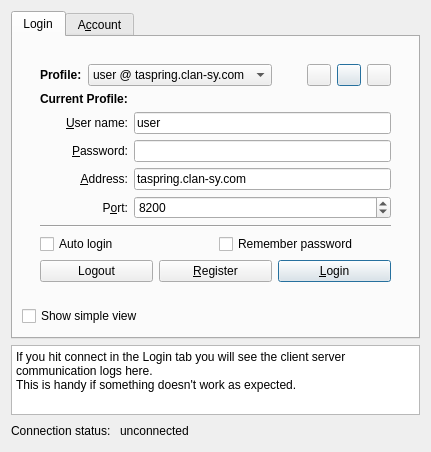
Qt form ui/ConnectionWidget.ui (tizbac/qtlobby) before a commit.
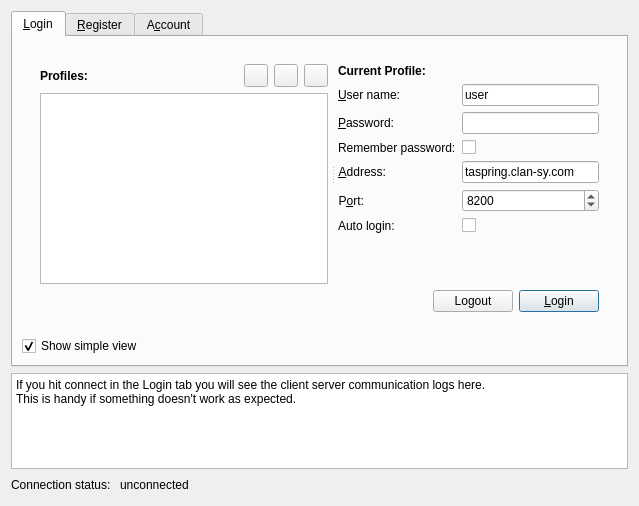
The same form after that commit. Icons and pictures are not drawn.

Commit message: Fixed Issue 163 Fixed Issue 165 Improved(probably) login dialog usability

Diff of the .ui file:
```diff
--- a/ui/ConnectionWidget.ui
+++ b/ui/ConnectionWidget.ui
@@ -6,14 +6,58 @@
    <rect>
     <x>0</x>
     <y>0</y>
-    <width>431</width>
-    <height>437</height>
+    <width>639</width>
+    <height>506</height>
    </rect>
   </property>
   <property name="windowTitle">
    <string>Connect to a lobby server </string>
   </property>
+  <property name="windowIcon">
+   <iconset resource="../resources.qrc">
+    <normaloff>:/icons/Connect_creating.png</normaloff>:/icons/Connect_creating.png</iconset>
+  </property>
   <layout class="QGridLayout" name="gridLayout_6">
+   <item row="1" column="0" colspan="3">
+    <widget class="QTextBrowser" name="connectionLogTextBrowser">
+     <property name="html">
+      <string>&lt;!DOCTYPE HTML PUBLIC &quot;-//W3C//DTD HTML 4.0//EN&quot; &quot;http://www.w3.org/TR/REC-html40/strict.dtd&quot;&gt;
+&lt;html&gt;&lt;head&gt;&lt;meta name=&quot;qrichtext&quot; content=&quot;1&quot; /&gt;&lt;style type=&quot;text/css&quot;&gt;
+p, li { white-space: pre-wrap; }
+&lt;/style&gt;&lt;/head&gt;&lt;body style=&quot; font-family:'Sans'; font-size:10pt; font-weight:400; font-style:normal;&quot;&gt;
+&lt;p style=&quot; margin-top:0px; margin-bottom:0px; margin-left:0px; margin-right:0px; -qt-block-indent:0; text-indent:0px;&quot;&gt;&lt;span style=&quot; font-family:'Sans Serif'; font-size:9pt;&quot;&gt;If you hit connect in the Login tab you will see the client server communication logs here. &lt;/span&gt;&lt;/p&gt;
+&lt;p style=&quot; margin-top:0px; margin-bottom:0px; margin-left:0px; margin-right:0px; -qt-block-indent:0; text-indent:0px;&quot;&gt;&lt;span style=&quot; font-family:'Sans Serif'; font-size:9pt;&quot;&gt;This is handy if something doesn't work as expected.&lt;/span&gt;&lt;/p&gt;
+&lt;p style=&quot;-qt-paragraph-type:empty; margin-top:0px; margin-bottom:0px; margin-left:0px; margin-right:0px; -qt-block-indent:0; text-indent:0px; font-family:'Sans Serif'; font-size:9pt;&quot;&gt;&lt;/p&gt;&lt;/body&gt;&lt;/html&gt;</string>
+     </property>
+    </widget>
+   </item>
+   <item row="2" column="0">
+    <widget class="QLabel" name="label_8">
+     <property name="text">
+      <string>Connection status: </string>
+     </property>
+    </widget>
+   </item>
+   <item row="2" column="1">
+    <widget class="QLabel" name="statusLabel">
+     <property name="text">
+      <string>unconnected</string>
+     </property>
+    </widget>
+   </item>
+   <item row="2" column="2">
+    <spacer>
+     <property name="orientation">
+      <enum>Qt::Horizontal</enum>
+     </property>
+     <property name="sizeHint" stdset="0">
+      <size>
+       <width>441</width>
+       <height>20</height>
+      </size>
+     </property>
+    </spacer>
+   </item>
    <item row="0" column="0" colspan="3">
     <widget class="QTabWidget" name="tabWidget">
      <property name="tabPosition">
@@ -22,11 +66,14 @@
      <property name="currentIndex">
       <number>0</number>
      </property>
-     <widget class="QWidget" name="tab_2">
+     <widget class="QWidget" name="logintab">
       <attribute name="title">
-       <string>Login</string>
+       <string>&amp;Login</string>
       </attribute>
-      <layout class="QVBoxLayout" name="verticalLayout_5">
+      <attribute name="toolTip">
+       <string>Login to server for online multiplayer</string>
+      </attribute>
+      <layout class="QVBoxLayout" name="verticalLayout_6">
        <item>
         <widget class="QStackedWidget" name="simpleViewStackedWidget">
          <property name="currentIndex">
@@ -45,10 +92,24 @@
                <verstretch>0</verstretch>
               </sizepolicy>
              </property>
+             <layout class="QVBoxLayout" name="verticalLayout_5">
+              <item>
+               <widget class="QSplitter" name="splitter">
+                <property name="sizePolicy">
+                 <sizepolicy hsizetype="Minimum" vsizetype="Maximum">
+                  <horstretch>0</horstretch>
+                  <verstretch>0</verstretch>
+                 </sizepolicy>
+                </property>
+                <property name="orientation">
+                 <enum>Qt::Horizontal</enum>
+                </property>
+                <property name="handleWidth">
+                 <number>10</number>
+                </property>
+                <widget class="QWidget" name="layoutWidget">
              <layout class="QGridLayout" name="gridLayout">
               <item row="0" column="0">
-               <layout class="QHBoxLayout" name="horizontalLayout_3">
-                <item>
                  <widget class="QLabel" name="label">
                   <property name="font">
                    <font>
@@ -58,58 +119,18 @@
                    </font>
                   </property>
                   <property name="text">
-                   <string>Profile:</string>
-                  </property>
-                  <property name="buddy">
-                   <cstring>profileComboBox</cstring>
-                  </property>
-                 </widget>
-                </item>
-                <item>
-                 <widget class="QComboBox" name="profileComboBox">
-                  <property name="sizePolicy">
-                   <sizepolicy hsizetype="MinimumExpanding" vsizetype="Fixed">
-                    <horstretch>200</horstretch>
-                    <verstretch>0</verstretch>
-                   </sizepolicy>
-                  </property>
-                  <item>
-                   <property name="text">
-                    <string>user @ taspring.clan-sy.com</string>
-                   </property>
+                     <string>Profiles:</string>
+                    </property>
+                   </widget>
+                  </item>
+                  <item row="1" column="0" colspan="4">
+                   <widget class="QListView" name="profilesListView"/>
                   </item>
-                 </widget>
-                </item>
-                <item>
-                 <spacer name="horizontalSpacer">
-                  <property name="orientation">
-                   <enum>Qt::Horizontal</enum>
-                  </property>
-                  <property name="sizeHint" stdset="0">
-                   <size>
-                    <width>40</width>
-                    <height>20</height>
-                   </size>
-                  </property>
-                 </spacer>
-                </item>
-                <item>
-                 <widget class="QPushButton" name="newProfileButton">
+                  <item row="0" column="1">
+                   <widget class="QToolButton" name="newProfileButton">
                   <property name="enabled">
                    <bool>true</bool>
                   </property>
-                  <property name="sizePolicy">
-                   <sizepolicy hsizetype="Minimum" vsizetype="Fixed">
-                    <horstretch>0</horstretch>
-                    <verstretch>0</verstretch>
-                   </sizepolicy>
-                  </property>
-                  <property name="maximumSize">
-                   <size>
-                    <width>24</width>
-                    <height>16777215</height>
-                   </size>
-                  </property>
                   <property name="toolTip">
                    <string extracomment="this">New profile</string>
                   </property>
@@ -129,22 +150,16 @@
                    <iconset resource="../resources.qrc">
                     <normaloff>:/icons/trolltech/filenew.png</normaloff>:/icons/trolltech/filenew.png</iconset>
                   </property>
-                  <property name="default">
-                   <bool>false</bool>
-                  </property>
-                  <property name="flat">
-                   <bool>false</bool>
-                  </property>
-                 </widget>
-                </item>
-                <item>
-                 <widget class="QPushButton" name="saveProfileButton">
-                  <property name="maximumSize">
+                    <property name="iconSize">
                    <size>
-                    <width>24</width>
-                    <height>16777215</height>
-                   </size>
-                  </property>
+                      <width>16</width>
+                      <height>16</height>
+                     </size>
+                    </property>
+                   </widget>
+                  </item>
+                  <item row="0" column="2">
+                   <widget class="QToolButton" name="saveProfileButton">
                   <property name="toolTip">
                    <string>Save profile</string>
                   </property>
@@ -155,22 +170,16 @@
                    <iconset resource="../resources.qrc">
                     <normaloff>:/icons/trolltech/filesave.png</normaloff>:/icons/trolltech/filesave.png</iconset>
                   </property>
-                  <property name="autoDefault">
-                   <bool>true</bool>
-                  </property>
-                  <property name="default">
-                   <bool>true</bool>
-                  </property>
-                 </widget>
-                </item>
-                <item>
-                 <widget class="QPushButton" name="delProfileButton">
-                  <property name="maximumSize">
+                    <property name="iconSize">
                    <size>
-                    <width>24</width>
-                    <height>16777215</height>
-                   </size>
-                  </property>
+                      <width>16</width>
+                      <height>16</height>
+                     </size>
+                    </property>
+                   </widget>
+                  </item>
+                  <item row="0" column="3">
+                   <widget class="QToolButton" name="delProfileButton">
                   <property name="toolTip">
                    <string>Delete profile</string>
                   </property>
@@ -181,92 +190,31 @@
                    <iconset resource="../resources.qrc">
                     <normaloff>:/icons/editdelete.png</normaloff>:/icons/editdelete.png</iconset>
                   </property>
-                 </widget>
-                </item>
-               </layout>
-              </item>
-              <item row="2" column="0">
-               <widget class="Line" name="line_2">
-                <property name="orientation">
-                 <enum>Qt::Horizontal</enum>
+                    <property name="iconSize">
+                     <size>
+                      <width>16</width>
+                      <height>16</height>
+                     </size>
                 </property>
                </widget>
               </item>
-              <item row="4" column="0">
-               <layout class="QHBoxLayout" name="optionLayout">
-                <item>
-                 <widget class="QCheckBox" name="autoLoginCheckBox">
-                  <property name="text">
-                   <string>Auto login</string>
-                  </property>
-                 </widget>
-                </item>
-                <item>
-                 <widget class="QCheckBox" name="rememberPassCheckBox">
-                  <property name="text">
-                   <string>Remember password</string>
-                  </property>
-                 </widget>
-                </item>
-               </layout>
-              </item>
-              <item row="5" column="0">
-               <layout class="QHBoxLayout" name="horizontalLayout">
-                <item>
-                 <widget class="QPushButton" name="logoutButton">
-                  <property name="enabled">
-                   <bool>true</bool>
-                  </property>
-                  <property name="text">
-                   <string>Logout</string>
-                  </property>
-                  <property name="autoDefault">
-                   <bool>false</bool>
-                  </property>
-                  <property name="default">
-                   <bool>false</bool>
-                  </property>
-                 </widget>
-                </item>
-                <item>
-                 <widget class="QPushButton" name="registerUserPushButton">
-                  <property name="enabled">
-                   <bool>true</bool>
+                 </layout>
+                </widget>
+                <widget class="QWidget" name="layoutWidget">
+                 <layout class="QFormLayout" name="formLayout">
+                  <item row="0" column="0" colspan="2">
+                   <widget class="QLabel" name="label_6">
+                    <property name="font">
+                     <font>
+                      <weight>75</weight>
+                      <bold>true</bold>
+                     </font>
                   </property>
                   <property name="text">
-                   <string>&amp;Register</string>
-                  </property>
-                  <property name="autoDefault">
-                   <bool>true</bool>
-                  </property>
-                  <property name="default">
-                   <bool>false</bool>
-                  </property>
-                 </widget>
-                </item>
-                <item>
-                 <widget class="QPushButton" name="loginButton">
-                  <property name="enabled">
-                   <bool>true</bool>
-                  </property>
-                  <property name="text">
-                   <string>&amp;Login</string>
-                  </property>
-                  <property name="autoDefault">
-                   <bool>true</bool>
-                  </property>
-                  <property name="default">
-                   <bool>true</bool>
-                  </property>
-                 </widget>
-                </item>
-               </layout>
-              </item>
-              <item row="1" column="0">
-               <layout class="QGridLayout" name="gridLayout_2">
-                <property name="margin">
-                 <number>0</number>
-                </property>
+                     <string>Current Profile:</string>
+                    </property>
+                   </widget>
+                  </item>
                 <item row="1" column="0">
                  <widget class="QLabel" name="userNameLabel">
                   <property name="text">
@@ -289,14 +237,60 @@
                    </sizepolicy>
                   </property>
                   <property name="toolTip">
-                   <string>Lobby username like drZero23 or [Clan]Username</string>
+                     <string>Lobby username</string>
                   </property>
                   <property name="text">
                    <string>user</string>
                   </property>
                  </widget>
                 </item>
+                  <item row="2" column="0">
+                   <widget class="QLabel" name="passwordLabel">
+                    <property name="text">
+                     <string>&amp;Password:</string>
+                    </property>
+                    <property name="alignment">
+                     <set>Qt::AlignRight|Qt::AlignTrailing|Qt::AlignVCenter</set>
+                    </property>
+                    <property name="buddy">
+                     <cstring>passwordLineEdit</cstring>
+                    </property>
+                   </widget>
+                  </item>
+                  <item row="2" column="1">
+                   <widget class="QLineEdit" name="passwordLineEdit">
+                    <property name="sizePolicy">
+                     <sizepolicy hsizetype="Expanding" vsizetype="Fixed">
+                      <horstretch>200</horstretch>
+                      <verstretch>0</verstretch>
+                     </sizepolicy>
+                    </property>
+                    <property name="toolTip">
+                     <string>Lobby password</string>
+                    </property>
+                    <property name="text">
+                     <string/>
+                    </property>
+                    <property name="echoMode">
+                     <enum>QLineEdit::Password</enum>
+                    </property>
+                   </widget>
+                  </item>
                 <item row="3" column="0">
+                   <widget class="QLabel" name="label_7">
+                    <property name="text">
+                     <string>Remember password:</string>
+                    </property>
+                   </widget>
+                  </item>
+                  <item row="3" column="1">
+                   <widget class="QCheckBox" name="rememberPassCheckBox">
+                    <property name="text">
+                     <string/>
+                    </property>
+                   </widget>
+                  </item>
+                  <item row="4" column="0">
                  <widget class="QLabel" name="addressLabel">
                   <property name="text">
                    <string>&amp;Address:</string>
@@ -309,17 +303,17 @@
                   </property>
                  </widget>
                 </item>
-                <item row="3" column="1">
+                  <item row="4" column="1">
                  <widget class="QLineEdit" name="profileServerAddressLineEdit">
                   <property name="toolTip">
-                   <string>Address of the TASServer. Most likely taspring.clan-sy.com</string>
+                     <string>Address of the TASServer. Most likely springrts.com</string>
                   </property>
                   <property name="text">
                    <string>taspring.clan-sy.com</string>
                   </property>
                  </widget>
                 </item>
-                <item row="4" column="0">
+                  <item row="5" column="0">
                  <widget class="QLabel" name="portLabel">
                   <property name="text">
                    <string>P&amp;ort:</string>
@@ -332,7 +326,7 @@
                   </property>
                  </widget>
                 </item>
-                <item row="4" column="1">
+                  <item row="5" column="1">
                  <widget class="QSpinBox" name="profilePortSpinBox">
                   <property name="toolTip">
                    <string>TCP port which is used by the TASServer. Most likely 8200.</string>
@@ -348,48 +342,68 @@
                   </property>
                  </widget>
                 </item>
-                <item row="2" column="1">
-                 <widget class="QLineEdit" name="passwordLineEdit">
-                  <property name="sizePolicy">
-                   <sizepolicy hsizetype="Expanding" vsizetype="Fixed">
-                    <horstretch>200</horstretch>
-                    <verstretch>0</verstretch>
-                   </sizepolicy>
-                  </property>
-                  <property name="toolTip">
-                   <string>Lobby username like drZero23 or [Clan]Username</string>
-                  </property>
+                  <item row="6" column="0">
+                   <widget class="QLabel" name="label_9">
+                    <property name="text">
+                     <string>Auto login:</string>
+                    </property>
+                   </widget>
+                  </item>
+                  <item row="6" column="1">
+                   <widget class="QCheckBox" name="autoLoginCheckBox">
                   <property name="text">
                    <string/>
                   </property>
-                  <property name="echoMode">
-                   <enum>QLineEdit::Password</enum>
-                  </property>
-                 </widget>
-                </item>
-                <item row="2" column="0">
-                 <widget class="QLabel" name="passwordLabel">
+                   </widget>
+                  </item>
+                 </layout>
+                </widget>
+               </widget>
+              </item>
+              <item>
+               <layout class="QHBoxLayout" name="horizontalLayout">
+                <item>
+                 <spacer name="horizontalSpacer">
+                  <property name="orientation">
+                   <enum>Qt::Horizontal</enum>
+                  </property>
+                  <property name="sizeHint" stdset="0">
+                   <size>
+                    <width>40</width>
+                    <height>20</height>
+                   </size>
+                  </property>
+                 </spacer>
+                </item>
+                <item>
+                 <widget class="QPushButton" name="logoutButton">
+                  <property name="enabled">
+                   <bool>true</bool>
+                  </property>
                   <property name="text">
-                   <string>&amp;Password:</string>
+                   <string>Logout</string>
                   </property>
-                  <property name="alignment">
-                   <set>Qt::AlignRight|Qt::AlignTrailing|Qt::AlignVCenter</set>
+                  <property name="autoDefault">
+                   <bool>false</bool>
                   </property>
-                  <property name="buddy">
-                   <cstring>passwordLineEdit</cstring>
+                  <property name="default">
+                   <bool>false</bool>
                   </property>
                  </widget>
                 </item>
-                <item row="0" column="0">
-                 <widget class="QLabel" name="label_6">
-                  <property name="font">
-                   <font>
-                    <weight>75</weight>
-                    <bold>true</bold>
-                   </font>
+                <item>
+                 <widget class="QPushButton" name="loginButton">
+                  <property name="enabled">
+                   <bool>true</bool>
                   </property>
                   <property name="text">
-                   <string>Current Profile:</string>
+                   <string>&amp;Login</string>
+                  </property>
+                  <property name="autoDefault">
+                   <bool>true</bool>
+                  </property>
+                  <property name="default">
+                   <bool>true</bool>
                   </property>
                  </widget>
                 </item>
@@ -404,8 +418,21 @@
           <layout class="QVBoxLayout" name="verticalLayout">
            <item>
             <widget class="QWidget" name="simpleloginform" native="true">
-             <layout class="QVBoxLayout" name="verticalLayout_4">
-              <item>
+             <layout class="QGridLayout" name="gridLayout_7">
+              <item row="0" column="0" rowspan="3">
+               <spacer name="horizontalSpacer_8">
+                <property name="orientation">
+                 <enum>Qt::Horizontal</enum>
+                </property>
+                <property name="sizeHint" stdset="0">
+                 <size>
+                  <width>118</width>
+                  <height>128</height>
+                 </size>
+                </property>
+               </spacer>
+              </item>
+              <item row="0" column="1">
                <widget class="QLabel" name="label_10">
                 <property name="font">
                  <font>
@@ -418,7 +445,20 @@
                 </property>
                </widget>
               </item>
-              <item>
+              <item row="0" column="2" rowspan="3">
+               <spacer name="horizontalSpacer_9">
+                <property name="orientation">
+                 <enum>Qt::Horizontal</enum>
+                </property>
+                <property name="sizeHint" stdset="0">
+                 <size>
+                  <width>127</width>
+                  <height>128</height>
+                 </size>
+                </property>
+               </spacer>
+              </item>
+              <item row="1" column="1">
                <layout class="QGridLayout" name="gridLayout_3">
                 <item row="1" column="0">
                  <widget class="QLabel" name="simplePasswdLabel">
@@ -462,9 +502,40 @@
                 <item row="0" column="1">
                  <widget class="QLineEdit" name="simpleUsernameEdit"/>
                 </item>
+                <item row="2" column="0">
+                 <widget class="QLabel" name="label_16">
+                  <property name="text">
+                   <string>Remember password:</string>
+                  </property>
+                 </widget>
+                </item>
+                <item row="3" column="0">
+                 <widget class="QLabel" name="label_17">
+                  <property name="text">
+                   <string>Autologin:</string>
+                  </property>
+                  <property name="alignment">
+                   <set>Qt::AlignRight|Qt::AlignTrailing|Qt::AlignVCenter</set>
+                  </property>
+                 </widget>
+                </item>
+                <item row="2" column="1">
+                 <widget class="QCheckBox" name="simpleRememberPasswdChechbox">
+                  <property name="text">
+                   <string/>
+                  </property>
+                 </widget>
+                </item>
+                <item row="3" column="1">
+                 <widget class="QCheckBox" name="simpleAutologinChechbox">
+                  <property name="text">
+                   <string/>
+                  </property>
+                 </widget>
+                </item>
                </layout>
               </item>
-              <item>
+              <item row="2" column="1">
                <layout class="QHBoxLayout" name="horizontalLayout_2">
                 <item>
                  <spacer name="horizontalSpacer_2">
@@ -479,10 +550,17 @@
                   </property>
                  </spacer>
                 </item>
+                <item>
+                 <widget class="QPushButton" name="simpleLogoutButton">
+                  <property name="text">
+                   <string>Log&amp;out</string>
+                  </property>
+                 </widget>
+                </item>
                 <item>
                  <widget class="QPushButton" name="simpleLoginButton">
                   <property name="text">
-                   <string>Login</string>
+                   <string>Log&amp;in</string>
                   </property>
                   <property name="default">
                    <bool>true</bool>
@@ -513,9 +591,15 @@
        </item>
        <item>
         <widget class="QCheckBox" name="simpleDetailedSwitch">
+         <property name="toolTip">
+          <string>Use this checkbox to toggle between simple and advanced views</string>
+         </property>
          <property name="text">
           <string>Show simple view</string>
          </property>
+         <property name="checked">
+          <bool>true</bool>
+         </property>
         </widget>
        </item>
        <item>
@@ -533,15 +617,199 @@
        </item>
       </layout>
      </widget>
+     <widget class="QWidget" name="regisertab">
+      <property name="enabled">
+       <bool>false</bool>
+      </property>
+      <attribute name="title">
+       <string>&amp;Register</string>
+      </attribute>
+      <attribute name="toolTip">
+       <string>Register a new account, so you can login with it</string>
+      </attribute>
+      <layout class="QGridLayout" name="gridLayout_2">
+       <item row="0" column="0" rowspan="3">
+        <spacer name="horizontalSpacer_5">
+         <property name="orientation">
+          <enum>Qt::Horizontal</enum>
+         </property>
+         <property name="sizeHint" stdset="0">
+          <size>
+           <width>108</width>
+           <height>168</height>
+          </size>
+         </property>
+        </spacer>
+       </item>
+       <item row="0" column="1" colspan="2">
+        <widget class="QLabel" name="label_11">
+         <property name="text">
+          <string>&lt;b&gt;New account:&lt;/b&gt;</string>
+         </property>
+        </widget>
+       </item>
+       <item row="0" column="3" rowspan="3">
+        <spacer name="horizontalSpacer_4">
+         <property name="orientation">
+          <enum>Qt::Horizontal</enum>
+         </property>
+         <property name="sizeHint" stdset="0">
+          <size>
+           <width>118</width>
+           <height>168</height>
+          </size>
+         </property>
+        </spacer>
+       </item>
+       <item row="1" column="1" colspan="2">
+        <layout class="QFormLayout" name="formLayout_2">
+         <property name="fieldGrowthPolicy">
+          <enum>QFormLayout::AllNonFixedFieldsGrow</enum>
+         </property>
+         <item row="0" column="0">
+          <widget class="QLabel" name="label_12">
+           <property name="text">
+            <string>Desired username:</string>
+           </property>
+          </widget>
+         </item>
+         <item row="0" column="1">
+          <widget class="QLineEdit" name="desiredUsernamelineEdit"/>
+         </item>
+         <item row="1" column="0" colspan="2">
+          <widget class="Line" name="line_2">
+           <property name="orientation">
+            <enum>Qt::Horizontal</enum>
+           </property>
+          </widget>
+         </item>
+         <item row="2" column="0">
+          <widget class="QLabel" name="label_13">
+           <property name="text">
+            <string>Password:</string>
+           </property>
+          </widget>
+         </item>
+         <item row="2" column="1">
+          <widget class="QLineEdit" name="passwordTry1lineEdit">
+           <property name="echoMode">
+            <enum>QLineEdit::Password</enum>
+           </property>
+          </widget>
+         </item>
+         <item row="3" column="0">
+          <widget class="QLabel" name="label_14">
+           <property name="text">
+            <string>Retry:</string>
+           </property>
+          </widget>
+         </item>
+         <item row="3" column="1">
+          <widget class="QLineEdit" name="passwordTry2lineEdit">
+           <property name="echoMode">
+            <enum>QLineEdit::Password</enum>
+           </property>
+          </widget>
+         </item>
+         <item row="4" column="0" colspan="2">
+          <widget class="Line" name="line_3">
+           <property name="orientation">
+            <enum>Qt::Horizontal</enum>
+           </property>
+          </widget>
+         </item>
+         <item row="5" column="0">
+          <widget class="QLabel" name="label_15">
+           <property name="text">
+            <string>Create login profile:</string>
+           </property>
+          </widget>
+         </item>
+         <item row="5" column="1">
+          <widget class="QCheckBox" name="checkBox">
+           <property name="text">
+            <string/>
+           </property>
+          </widget>
+         </item>
+        </layout>
+       </item>
+       <item row="2" column="1">
+        <spacer name="horizontalSpacer_3">
+         <property name="orientation">
+          <enum>Qt::Horizontal</enum>
+         </property>
+         <property name="sizeHint" stdset="0">
+          <size>
+           <width>183</width>
+           <height>17</height>
+          </size>
+         </property>
+        </spacer>
+       </item>
+       <item row="2" column="2">
+        <widget class="QPushButton" name="registerUserPushButton">
+         <property name="enabled">
+          <bool>false</bool>
+         </property>
+         <property name="text">
+          <string>Re&amp;gister</string>
+         </property>
+         <property name="autoDefault">
+          <bool>true</bool>
+         </property>
+         <property name="default">
+          <bool>false</bool>
+         </property>
+        </widget>
+       </item>
+       <item row="3" column="0" colspan="4">
+        <spacer name="verticalSpacer_3">
+         <property name="orientation">
+          <enum>Qt::Vertical</enum>
+         </property>
+         <property name="sizeHint" stdset="0">
+          <size>
+           <width>518</width>
+           <height>106</height>
+          </size>
+         </property>
+        </spacer>
+       </item>
+      </layout>
+     </widget>
      <widget class="QWidget" name="editaccounttab">
+      <property name="enabled">
+       <bool>true</bool>
+      </property>
       <attribute name="title">
        <string>A&amp;ccount</string>
       </attribute>
       <attribute name="toolTip">
-       <string>If logged in you can rename your account login (username / login name). Usename [fOO]baR </string>
+       <string>Rename your account or change password</string>
       </attribute>
-      <layout class="QVBoxLayout" name="verticalLayout_3">
-       <item>
+      <layout class="QGridLayout" name="gridLayout_4">
+       <item row="0" column="0" colspan="4">
+        <widget class="QLabel" name="label_2">
+         <property name="text">
+          <string>You must be logged in to modify your account!</string>
+         </property>
+        </widget>
+       </item>
+       <item row="1" column="0" rowspan="7">
+        <spacer name="horizontalSpacer_6">
+         <property name="orientation">
+          <enum>Qt::Horizontal</enum>
+         </property>
+         <property name="sizeHint" stdset="0">
+          <size>
+           <width>143</width>
+           <height>288</height>
+          </size>
+         </property>
+        </spacer>
+       </item>
+       <item row="1" column="1">
         <widget class="QLabel" name="label_4">
          <property name="font">
           <font>
@@ -555,13 +823,23 @@
          </property>
         </widget>
        </item>
-       <item>
+       <item row="1" column="3" rowspan="7">
+        <spacer name="horizontalSpacer_7">
+         <property name="orientation">
+          <enum>Qt::Horizontal</enum>
+         </property>
+         <property name="sizeHint" stdset="0">
+          <size>
+           <width>142</width>
+           <height>288</height>
+          </size>
+         </property>
+        </spacer>
+       </item>
+       <item row="2" column="1" colspan="2">
         <layout class="QGridLayout" name="gridLayout_5">
          <item row="0" column="0">
           <widget class="QLabel" name="newUsernameLabel">
-           <property name="enabled">
-            <bool>false</bool>
-           </property>
            <property name="text">
             <string>&amp;New user name:</string>
            </property>
@@ -575,9 +853,6 @@
          </item>
          <item row="0" column="1">
           <widget class="QLineEdit" name="newUsernameLineEdit">
-           <property name="enabled">
-            <bool>false</bool>
-           </property>
            <property name="sizePolicy">
             <sizepolicy hsizetype="Expanding" vsizetype="Fixed">
              <horstretch>222</horstretch>
@@ -588,48 +863,36 @@
          </item>
         </layout>
        </item>
-       <item>
-        <layout class="QHBoxLayout">
-         <item>
+       <item row="3" column="1">
           <spacer>
            <property name="orientation">
             <enum>Qt::Horizontal</enum>
            </property>
            <property name="sizeHint" stdset="0">
             <size>
-             <width>398</width>
+           <width>157</width>
              <height>30</height>
             </size>
            </property>
           </spacer>
          </item>
-         <item>
+       <item row="3" column="2">
           <widget class="QPushButton" name="renameButton">
-           <property name="enabled">
-            <bool>false</bool>
-           </property>
            <property name="text">
             <string>R&amp;ename</string>
            </property>
           </widget>
          </item>
-        </layout>
-       </item>
-       <item>
-        <widget class="QLabel" name="label_2">
-         <property name="text">
-          <string>You must be logged in to rename your account (username).</string>
-         </property>
-        </widget>
-       </item>
-       <item>
+       <item row="4" column="1" colspan="2">
         <widget class="Line" name="line">
          <property name="orientation">
           <enum>Qt::Horizontal</enum>
          </property>
         </widget>
        </item>
-       <item>
+       <item row="5" column="1" colspan="2">
+        <layout class="QFormLayout" name="formLayout_3">
+         <item row="0" column="0" colspan="2">
         <widget class="QLabel" name="label_5">
          <property name="font">
           <font>
@@ -642,18 +905,8 @@
          </property>
         </widget>
        </item>
-       <item>
-        <layout class="QVBoxLayout" name="_4">
-         <item>
-          <layout class="QGridLayout" name="gridLayout_4" rowstretch="0,0" columnstretch="0,0">
-           <property name="margin">
-            <number>0</number>
-           </property>
-           <item row="0" column="0">
+         <item row="1" column="0">
             <widget class="QLabel" name="oldPasswordLabel">
-             <property name="enabled">
-              <bool>false</bool>
-             </property>
              <property name="layoutDirection">
               <enum>Qt::LeftToRight</enum>
              </property>
@@ -668,11 +921,18 @@
              </property>
             </widget>
            </item>
-           <item row="1" column="0">
+         <item row="1" column="1">
+          <widget class="QLineEdit" name="oldPasswordLineEdit">
+           <property name="sizePolicy">
+            <sizepolicy hsizetype="Expanding" vsizetype="Fixed">
+             <horstretch>222</horstretch>
+             <verstretch>0</verstretch>
+            </sizepolicy>
+           </property>
+          </widget>
+         </item>
+         <item row="2" column="0">
             <widget class="QLabel" name="newPasswordLabel">
-             <property name="enabled">
-              <bool>false</bool>
-             </property>
              <property name="layoutDirection">
               <enum>Qt::LeftToRight</enum>
              </property>
@@ -683,75 +943,60 @@
               <set>Qt::AlignRight|Qt::AlignTrailing|Qt::AlignVCenter</set>
              </property>
              <property name="buddy">
-              <cstring>newPasswordLineEdit</cstring>
+            <cstring>newPasswordTry1LineEdit</cstring>
              </property>
             </widget>
            </item>
-           <item row="1" column="1">
-            <widget class="QLineEdit" name="newPasswordLineEdit">
-             <property name="enabled">
-              <bool>false</bool>
-             </property>
+         <item row="2" column="1">
+          <widget class="QLineEdit" name="newPasswordTry1LineEdit">
              <property name="sizePolicy">
               <sizepolicy hsizetype="Expanding" vsizetype="Fixed">
                <horstretch>222</horstretch>
                <verstretch>0</verstretch>
               </sizepolicy>
              </property>
-            </widget>
-           </item>
-           <item row="0" column="1">
-            <widget class="QLineEdit" name="oldPasswordLineEdit">
-             <property name="enabled">
-              <bool>false</bool>
-             </property>
-             <property name="sizePolicy">
-              <sizepolicy hsizetype="Expanding" vsizetype="Fixed">
-               <horstretch>222</horstretch>
-               <verstretch>0</verstretch>
-              </sizepolicy>
+           <property name="echoMode">
+            <enum>QLineEdit::Password</enum>
+           </property>
+          </widget>
+         </item>
+         <item row="3" column="0">
+          <widget class="QLabel" name="label_3">
+           <property name="text">
+            <string>Retype:</string>
+           </property>
+          </widget>
+         </item>
+         <item row="3" column="1">
+          <widget class="QLineEdit" name="newPasswordTry2LineEdit">
+           <property name="echoMode">
+            <enum>QLineEdit::Password</enum>
              </property>
             </widget>
            </item>
           </layout>
          </item>
-        </layout>
-       </item>
-       <item>
-        <layout class="QHBoxLayout" name="_2">
-         <item>
+       <item row="6" column="1">
           <spacer>
            <property name="orientation">
             <enum>Qt::Horizontal</enum>
            </property>
            <property name="sizeHint" stdset="0">
             <size>
-             <width>151</width>
+           <width>157</width>
              <height>20</height>
             </size>
            </property>
           </spacer>
          </item>
-         <item>
+       <item row="6" column="2">
           <widget class="QPushButton" name="changePasswordButton">
-           <property name="enabled">
-            <bool>false</bool>
-           </property>
            <property name="text">
             <string>&amp;Change</string>
            </property>
           </widget>
          </item>
-        </layout>
-       </item>
-       <item>
-        <widget class="QLabel" name="label_3">
-         <property name="text">
-          <string>You must be logged in to change your password.</string>
-         </property>
-        </widget>
-       </item>
-       <item>
+       <item row="7" column="1" colspan="2">
         <spacer name="spacer">
          <property name="orientation">
           <enum>Qt::Vertical</enum>
@@ -768,46 +1013,6 @@
      </widget>
     </widget>
    </item>
-   <item row="1" column="0" colspan="3">
-    <widget class="QTextBrowser" name="connectionLogTextBrowser">
-     <property name="html">
-      <string>&lt;!DOCTYPE HTML PUBLIC &quot;-//W3C//DTD HTML 4.0//EN&quot; &quot;http://www.w3.org/TR/REC-html40/strict.dtd&quot;&gt;
-&lt;html&gt;&lt;head&gt;&lt;meta name=&quot;qrichtext&quot; content=&quot;1&quot; /&gt;&lt;style type=&quot;text/css&quot;&gt;
-p, li { white-space: pre-wrap; }
-&lt;/style&gt;&lt;/head&gt;&lt;body style=&quot; font-family:'DejaVu Sans'; font-size:9pt; font-weight:400; font-style:normal;&quot;&gt;
-&lt;p style=&quot; margin-top:0px; margin-bottom:0px; margin-left:0px; margin-right:0px; -qt-block-indent:0; text-indent:0px;&quot;&gt;&lt;span style=&quot; font-family:'Sans Serif';&quot;&gt;If you hit connect in the Login tab you will see the client server communication logs here. &lt;/span&gt;&lt;/p&gt;
-&lt;p style=&quot; margin-top:0px; margin-bottom:0px; margin-left:0px; margin-right:0px; -qt-block-indent:0; text-indent:0px;&quot;&gt;&lt;span style=&quot; font-family:'Sans Serif';&quot;&gt;This is handy if something doesn't work as expected.&lt;/span&gt;&lt;/p&gt;
-&lt;p style=&quot;-qt-paragraph-type:empty; margin-top:0px; margin-bottom:0px; margin-left:0px; margin-right:0px; -qt-block-indent:0; text-indent:0px; font-family:'Sans Serif';&quot;&gt;&lt;/p&gt;&lt;/body&gt;&lt;/html&gt;</string>
-     </property>
-    </widget>
-   </item>
-   <item row="2" column="0">
-    <widget class="QLabel" name="label_8">
-     <property name="text">
-      <string>Connection status: </string>
-     </property>
-    </widget>
-   </item>
-   <item row="2" column="1">
-    <widget class="QLabel" name="statusLabel">
-     <property name="text">
-      <string>unconnected</string>
-     </property>
-    </widget>
-   </item>
-   <item row="2" column="2">
-    <spacer>
-     <property name="orientation">
-      <enum>Qt::Horizontal</enum>
-     </property>
-     <property name="sizeHint" stdset="0">
-      <size>
-       <width>441</width>
-       <height>20</height>
-      </size>
-     </property>
-    </spacer>
-   </item>
   </layout>
  </widget>
  <tabstops>
```
Left out of the diff: 9 changed lines with no effect on the pictures. Lines whose indentation alone changed are shown as unchanged. The commit also changes 7 other files.
